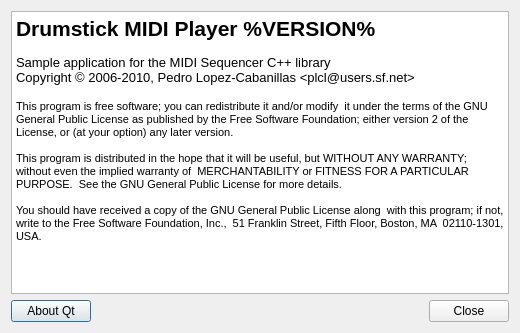
This is utils/guiplayer/playerabout.ui in pedrolcl/drumstick as Qt 5 draws it before an edit. The edited form follows.
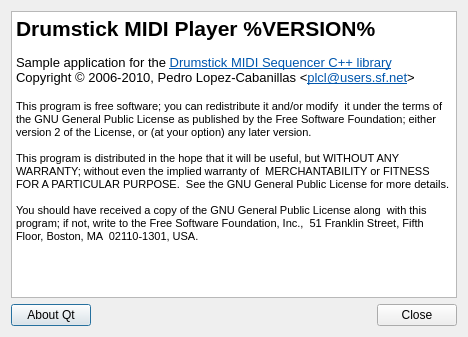
This is the edited form. Icons and pictures are not drawn.

Commit message: about dialogs: web/email URL

```diff
--- a/utils/guiplayer/playerabout.ui
+++ b/utils/guiplayer/playerabout.ui
@@ -6,8 +6,8 @@
    <rect>
     <x>0</x>
     <y>0</y>
-    <width>520</width>
-    <height>333</height>
+    <width>468</width>
+    <height>337</height>
    </rect>
   </property>
   <property name="windowTitle">
@@ -33,8 +33,8 @@
 &lt;/style&gt;&lt;/head&gt;&lt;body style=&quot; font-family:'DejaVu Sans'; font-size:10pt; font-weight:400; font-style:normal;&quot;&gt;
 &lt;p style=&quot; margin-top:0px; margin-bottom:0px; margin-left:0px; margin-right:0px; -qt-block-indent:0; text-indent:0px;&quot;&gt;&lt;span style=&quot; font-family:'Sans Serif'; font-size:16pt; font-weight:600;&quot;&gt;Drumstick MIDI Player %VERSION%&lt;/span&gt;&lt;/p&gt;
 &lt;p style=&quot;-qt-paragraph-type:empty; margin-top:0px; margin-bottom:0px; margin-left:0px; margin-right:0px; -qt-block-indent:0; text-indent:0px; font-family:'Sans Serif'; font-size:9pt;&quot;&gt;&lt;/p&gt;
-&lt;p style=&quot; margin-top:0px; margin-bottom:0px; margin-left:0px; margin-right:0px; -qt-block-indent:0; text-indent:0px;&quot;&gt;&lt;span style=&quot; font-family:'Sans Serif';&quot;&gt;Sample application for the MIDI Sequencer C++ library&lt;/span&gt;&lt;/p&gt;
-&lt;p style=&quot; margin-top:0px; margin-bottom:0px; margin-left:0px; margin-right:0px; -qt-block-indent:0; text-indent:0px;&quot;&gt;&lt;span style=&quot; font-family:'Sans Serif';&quot;&gt;Copyright © 2006-2010, Pedro Lopez-Cabanillas &amp;lt;plcl@users.sf.net&amp;gt;&lt;/span&gt;&lt;/p&gt;
+&lt;p style=&quot; margin-top:0px; margin-bottom:0px; margin-left:0px; margin-right:0px; -qt-block-indent:0; text-indent:0px;&quot;&gt;&lt;span style=&quot; font-family:'Sans Serif';&quot;&gt;Sample application for the &lt;/span&gt;&lt;a href=&quot;http://drumstick.sourceforge.net&quot;&gt;&lt;span style=&quot; text-decoration: underline; color:#0057ae;&quot;&gt;Drumstick MIDI Sequencer C++ library&lt;/span&gt;&lt;/a&gt;&lt;/p&gt;
+&lt;p style=&quot; margin-top:0px; margin-bottom:0px; margin-left:0px; margin-right:0px; -qt-block-indent:0; text-indent:0px;&quot;&gt;&lt;span style=&quot; font-family:'Sans Serif';&quot;&gt;Copyright © 2006-2010, Pedro Lopez-Cabanillas &amp;lt;&lt;/span&gt;&lt;a href=&quot;mailto:plcl@users.sf.net&quot;&gt;&lt;span style=&quot; text-decoration: underline; color:#0057ae;&quot;&gt;plcl@users.sf.net&lt;/span&gt;&lt;/a&gt;&lt;span style=&quot; font-family:'Sans Serif';&quot;&gt;&amp;gt;&lt;/span&gt;&lt;/p&gt;
 &lt;p style=&quot; margin-top:0px; margin-bottom:0px; margin-left:0px; margin-right:0px; -qt-block-indent:0; text-indent:0px;&quot;&gt;&lt;span style=&quot; font-family:'Sans Serif';&quot;&gt; &lt;/span&gt;&lt;/p&gt;
 &lt;p style=&quot; margin-top:0px; margin-bottom:0px; margin-left:0px; margin-right:0px; -qt-block-indent:0; text-indent:0px;&quot;&gt;&lt;span style=&quot; font-family:'Sans Serif'; font-size:8pt;&quot;&gt;This program is free software; you can redistribute it and/or modify  it under the terms of the GNU General Public License as published by the Free Software Foundation; either version 2 of the License, or (at your option) any later version.&lt;/span&gt;&lt;/p&gt;
 &lt;p style=&quot; margin-top:0px; margin-bottom:0px; margin-left:0px; margin-right:0px; -qt-block-indent:0; text-indent:0px;&quot;&gt;&lt;span style=&quot; font-family:'Sans Serif'; font-size:8pt;&quot;&gt; &lt;/span&gt;&lt;/p&gt;
```
The commit also changes 3 other files.
